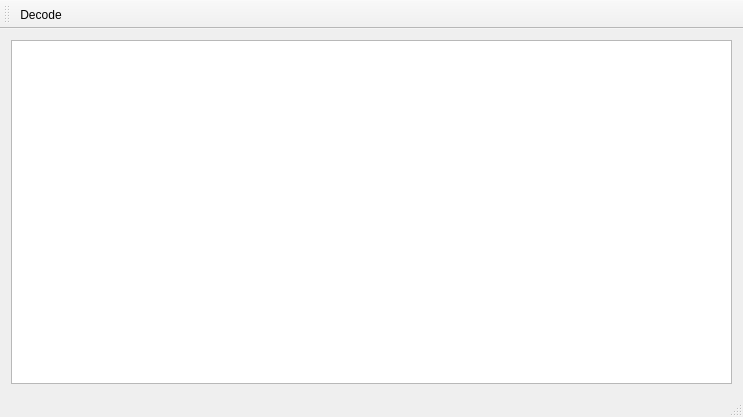
csete/qtmm, file mainwindow.ui: the form before one commit.
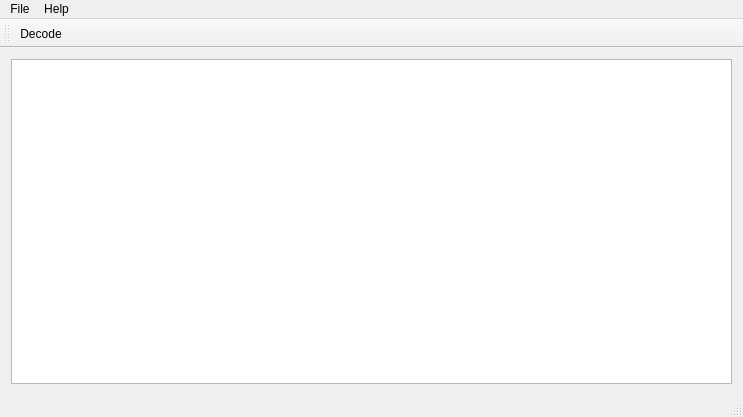
The form after the commit.

Commit message: Add standard menu items.

Diff of the .ui file:
```diff
--- a/mainwindow.ui
+++ b/mainwindow.ui
@@ -45,6 +45,22 @@
      <height>22</height>
     </rect>
    </property>
+   <widget class="QMenu" name="menuFile">
+    <property name="title">
+     <string>File</string>
+    </property>
+    <addaction name="actionSave"/>
+    <addaction name="actionQuit"/>
+   </widget>
+   <widget class="QMenu" name="menuHelp">
+    <property name="title">
+     <string>Help</string>
+    </property>
+    <addaction name="actionAbout"/>
+    <addaction name="actionAboutQt"/>
+   </widget>
+   <addaction name="menuFile"/>
+   <addaction name="menuHelp"/>
   </widget>
   <widget class="QToolBar" name="mainToolBar">
    <property name="allowedAreas">
```
Left out of the diff: 57 changed lines with no effect on the pictures. The commit also changes 2 other files.
